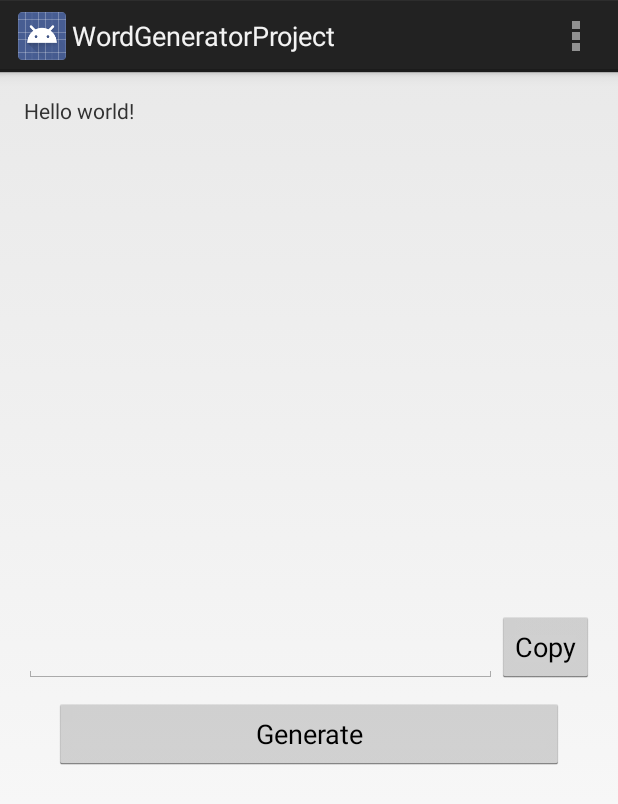
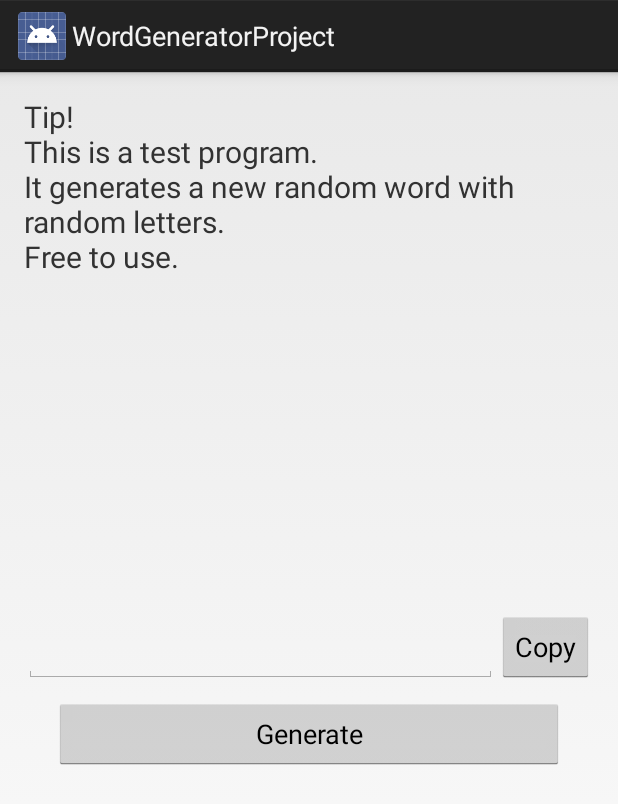
Before and after one commit to 4an70m/WordGenerator, an Android app: the screen it shows after launch (MyActivity), on a phone screen of 412 x 824 dp. Shown: the top 804 px of the screen. Run offline under Robolectric (Android 15) with nearby library versions, the phone set to English and light mode, and no system bars.

Commit message:
Added functionality
+generation class
+copy button
+generate button
+tip

```diff
--- a/app/src/main/java/alex/wordgeneratorproject/MyActivity.java
+++ b/app/src/main/java/alex/wordgeneratorproject/MyActivity.java
@@ -1,36 +1,46 @@
 package alex.wordgeneratorproject;
 
 import android.app.Activity;
+import android.content.ClipData;
+import android.content.ClipboardManager;
 import android.os.Bundle;
-import android.view.Menu;
-import android.view.MenuItem;
+import android.view.View;
+import android.widget.EditText;
+import android.widget.TextView;
 
 
 public class MyActivity extends Activity {
+
+    NewWord newWord;
+    EditText newWordEditText;
 
     @Override
     protected void onCreate(Bundle savedInstanceState) {
         super.onCreate(savedInstanceState);
         setContentView(R.layout.activity_my);
+        TextView infoTextView = (TextView)findViewById(R.id.textView);
+        //sets some information to the help textView
+        infoTextView.setText("Tip!\n" +
+                "This is a test program.\n" +
+                "It generates a new random word with random letters.\n" +
+                "Free to use.");
+         newWord = new NewWord();
     }
 
-
-    @Override
-    public boolean onCreateOptionsMenu(Menu menu) {
-        // Inflate the menu; this adds items to the action bar if it is present.
-        getMenuInflater().inflate(R.menu.my, menu);
-        return true;
+    public void buttonGenerateClick(View view)
+    {
+        newWordEditText = (EditText)findViewById(R.id.editText);
+        newWord.generate();
+        newWordEditText.setText("");
+        newWordEditText.setText(newWord.toString());
     }
 
-    @Override
-    public boolean onOptionsItemSelected(MenuItem item) {
-        // Handle action bar item clicks here. The action bar will
-        // automatically handle clicks on the Home/Up button, so long
-        // as you specify a parent activity in AndroidManifest.xml.
-        int id = item.getItemId();
-        if (id == R.id.action_settings) {
-            return true;
-        }
-        return super.onOptionsItemSelected(item);
+    public void buttonCopyClick(View view)
+    {
+        newWordEditText = (EditText)findViewById(R.id.editText);
+        String textToBuffer = newWordEditText.getText().toString();
+        ClipboardManager clipboard = (ClipboardManager)getSystemService(CLIPBOARD_SERVICE);
+        ClipData clipData = ClipData.newPlainText("label", textToBuffer);
+        clipboard.setPrimaryClip(clipData);
     }
 }
--- /dev/null
+++ b/app/src/main/java/alex/wordgeneratorproject/NewWord.java
@@ -0,0 +1,74 @@
+/*
+ * To change this license header, choose License Headers in Project Properties.
+ * To change this template file, choose Tools | Templates
+ * and open the template in the editor.
+ */
+package alex.wordgeneratorproject;
+
+import java.util.Random;
+
+/**
+ *
+ * @author Admin
+ */
+public class NewWord {
+
+    private StringBuffer a;
+    private Random r;
+    public static char[] vovels;
+    public static char[] consonants;
+
+    public NewWord() {
+        a = new StringBuffer();
+        r = new Random();
+        vovels = new char[]{'у', 'е', 'ы', 'а', 'о', 'э', 'я', 'и', 'ю', 'ё'};
+        consonants = new char[]{'й', 'ц', 'к', 'н', 'г', 'ш', 'щ', 'з', 'х', 'б', 'ф', 'в', 'п', 'р', 'л', 'д', 'ж', 'ч', 'c', 'м', 'т', 'ь'};
+    }
+
+    private static boolean contains(char[] array, char letter) {
+        for (char temp : array) {
+            if (temp == letter) {
+                return true;
+            }
+        }
+        return false;
+    }
+
+    public void generate() {
+        if (a.length() > 0) {
+            a.delete(0, a.length() - 1);
+        }
+        int size = 0;
+        char randomLetter;
+        //size of the word
+        while (size <= 3) {
+            size = r.nextInt(8);
+        }
+        //starting letter
+        if (r.nextInt(1) == 0) {
+            randomLetter = vovels[r.nextInt(vovels.length)];
+        } else {
+            randomLetter = consonants[r.nextInt(consonants.length)];
+        }
+        //write newly generated letter
+        a.append(randomLetter);
+        //other part of the word
+        for (int i = 1; i < size; i++) {
+            if (contains(vovels, a.charAt(i - 1))) {
+                randomLetter = consonants[r.nextInt(consonants.length)];
+            } else {
+                randomLetter = vovels[r.nextInt(vovels.length)];
+            }
+            a.append(randomLetter);
+        }
+    }
+    @Override
+    public String toString() {
+        return a.toString();
+    }
+    public int length()
+    {
+        return a.length();
+    }
+
+}
--- a/app/src/main/res/layout/activity_my.xml
+++ b/app/src/main/res/layout/activity_my.xml
@@ -18,6 +18,7 @@
         android:layout_alignParentStart="true"
         android:layout_alignParentRight="true"
         android:layout_alignParentEnd="true"
+        android:textSize="20dp"
         android:layout_above="@+id/button" />
 
     <EditText
@@ -36,7 +37,9 @@
         android:id="@+id/button"
         android:layout_alignBottom="@+id/editText"
         android:layout_alignParentRight="true"
-        android:layout_alignParentEnd="true" />
+        android:layout_alignParentEnd="true"
+        android:onClick="buttonCopyClick" />
+
 
     <Button
         android:layout_width="fill_parent"
@@ -48,5 +51,6 @@
         android:layout_alignRight="@+id/button"
         android:layout_alignEnd="@+id/button"
         android:layout_marginLeft="20dp"
-        android:layout_marginRight="20dp" />
+        android:layout_marginRight="20dp"
+        android:onClick="buttonGenerateClick" />
 </RelativeLayout>
```
